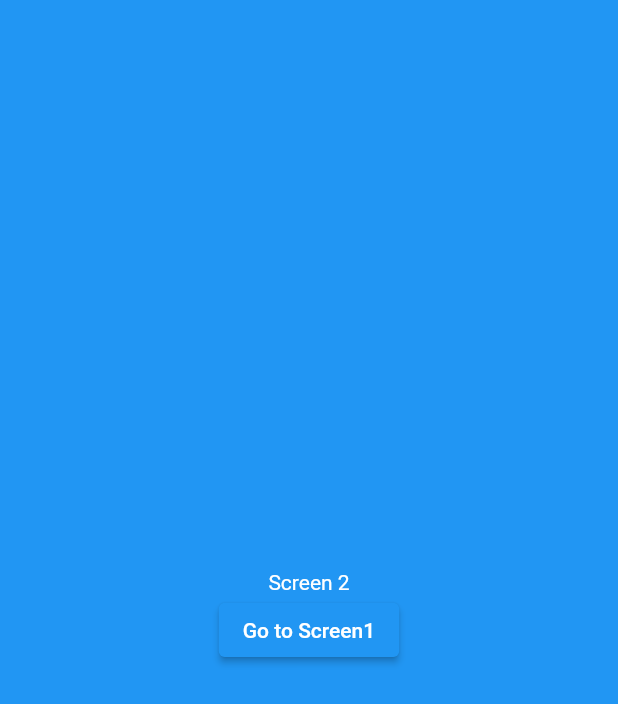
After one commit to RyouMon/My-Frist-Date-With-Dart, a Flutter app: the screen it shows after launch, after a tap on "Go to Screen2", on a phone screen of 412 x 824 dp. The commit adds this screen. Shown: the top 704 px of the screen. Run offline on Flutter 3.47's test engine with Material 2 defaults, Android fonts, the phone set to English and light mode, and no system bars; our stand-ins replace datetime_picker_formfield; network calls fail.

Commit message:
Using Navigator via WidgetsApp

```diff
--- a/Chapter07/navigation/lib/main.dart
+++ b/Chapter07/navigation/lib/main.dart
@@ -1,7 +1,11 @@
 import 'package:flutter/material.dart';
 import 'navigation_directly.dart';
+import 'navigation_widgetsapp.dart';
 
 void main() {
   // example 0 - Navigator directly
-  runApp(NavigatorDirectlyApp());
+  // runApp(NavigatorDirectlyApp());
+
+  // example 1 - WidgetsApp
+  runApp(NavigatorWidgetsApp());
 }
--- /dev/null
+++ b/Chapter07/navigation/lib/navigation_widgetsapp.dart
@@ -0,0 +1,57 @@
+import 'package:flutter/material.dart';
+
+class NavigatorWidgetsApp extends StatefulWidget {
+  @override
+  _NavigatorWidgetsAppState createState() => _NavigatorWidgetsAppState();
+}
+
+class _NavigatorWidgetsAppState extends State<NavigatorWidgetsApp> {
+  Widget build(BuildContext context) {
+    return WidgetsApp(
+      color: Colors.blue,
+      home: Builder(builder: (context) => _screen1(context)),
+      pageRouteBuilder: <Void>(settings, builder) {
+        return MaterialPageRoute(builder: builder, settings: settings);
+      },
+    );
+  }
+
+  _screen2(BuildContext context) {
+    return Container(
+      color: Colors.blue,
+      child: Column(
+        children: [
+          Text("Screen 2"),
+          ElevatedButton(
+              onPressed: () {
+                Navigator.of(context).pop();
+              },
+              child: Text("Go to Screen1"))
+        ],
+        mainAxisSize: MainAxisSize.max,
+        mainAxisAlignment: MainAxisAlignment.center,
+      ),
+    );
+  }
+
+  _screen1(BuildContext context) {
+    return Container(
+      color: Colors.green,
+      child: Column(
+        children: [
+          Text("Screen 1"),
+          ElevatedButton(
+              onPressed: () {
+                Navigator.of(context)
+                    .push(MaterialPageRoute(builder: (BuildContext context) {
+                  return _screen2(context);
+                }));
+              },
+              child: Text("Go to Screen2"))
+        ],
+        mainAxisSize: MainAxisSize.max,
+        mainAxisAlignment: MainAxisAlignment.center,
+      ),
+    );
+  }
+}
```
